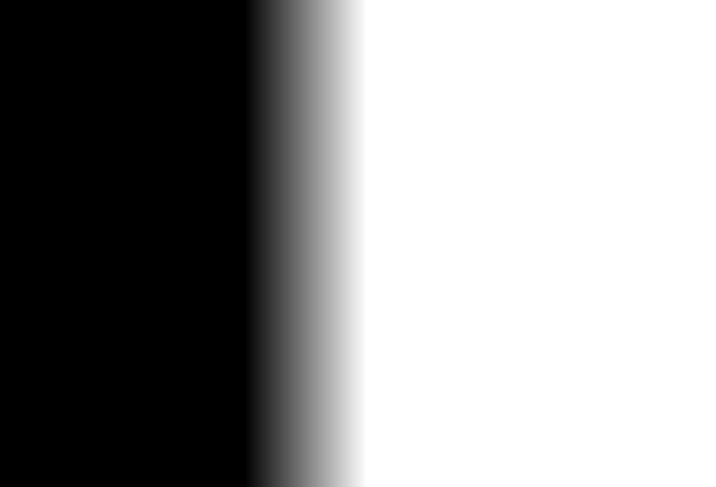
This is social-network/login.ui in mmohammadi83/social-network as Qt 5 draws it before an edit. The edited form follows.
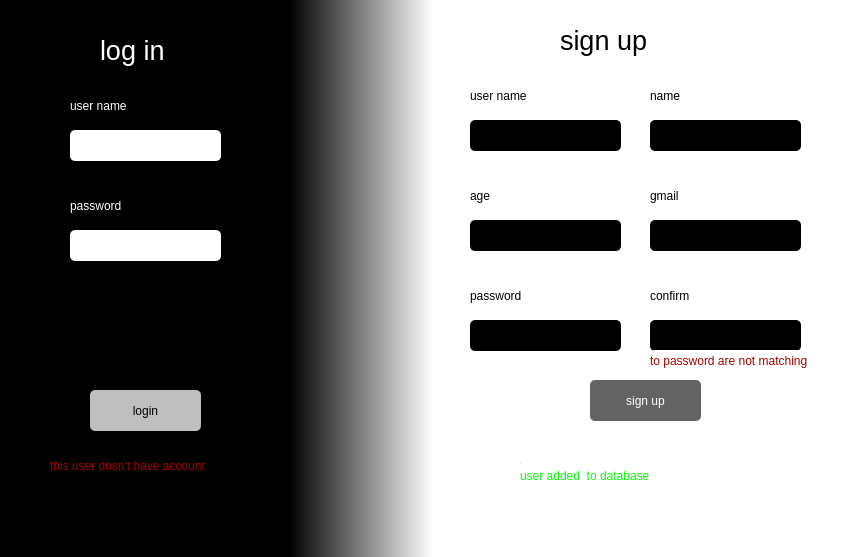
This is the edited form.

Patch:
```diff
--- a/social-network/login.ui
+++ b/social-network/login.ui
@@ -2,22 +2,454 @@
 <ui version="4.0">
  <class>login</class>
  <widget class="QDialog" name="login">
+  <property name="enabled">
+   <bool>true</bool>
+  </property>
   <property name="geometry">
    <rect>
     <x>0</x>
     <y>0</y>
-    <width>716</width>
-    <height>487</height>
+    <width>845</width>
+    <height>557</height>
    </rect>
   </property>
+  <property name="minimumSize">
+   <size>
+    <width>763</width>
+    <height>489</height>
+   </size>
+  </property>
+  <property name="maximumSize">
+   <size>
+    <width>16777215</width>
+    <height>16777215</height>
+   </size>
+  </property>
   <property name="windowTitle">
    <string>Dialog</string>
   </property>
   <property name="styleSheet">
    <string notr="true">
 background-color: qlineargradient(spread:pad, x1:0, y1:0, x2:1, y2:0, stop:0.340909 rgba(0, 0, 0, 255), stop:0.511364 rgba(255, 255, 255, 255));
+border-radius: 5px;
+font: 10pt &quot;Mongolian Baiti&quot;;
+color:rgb(255,255,255);
+
+
 </string>
   </property>
+  <widget class="QLabel" name="label">
+   <property name="geometry">
+    <rect>
+     <x>470</x>
+     <y>80</y>
+     <width>151</width>
+     <height>31</height>
+    </rect>
+   </property>
+   <property name="styleSheet">
+    <string notr="true">background-color: rgb(255, 255, 255);
+font: 12pt &quot;Mongolian Baiti&quot;;
+color:rgb(0, 0, 0)
+</string>
+   </property>
+   <property name="text">
+    <string>user name</string>
+   </property>
+  </widget>
+  <widget class="QLabel" name="label_2">
+   <property name="geometry">
+    <rect>
+     <x>650</x>
+     <y>80</y>
+     <width>151</width>
+     <height>31</height>
+    </rect>
+   </property>
+   <property name="styleSheet">
+    <string notr="true">background-color: rgb(255, 255, 255);
+font: 12pt &quot;Mongolian Baiti&quot;;
+color:rgb(0, 0, 0)
+</string>
+   </property>
+   <property name="text">
+    <string>name</string>
+   </property>
+  </widget>
+  <widget class="QLineEdit" name="name">
+   <property name="geometry">
+    <rect>
+     <x>650</x>
+     <y>120</y>
+     <width>151</width>
+     <height>31</height>
+    </rect>
+   </property>
+   <property name="styleSheet">
+    <string notr="true">background-color: rgb(0, 0, 0);
+color: rgb(255, 255, 255);
+</string>
+   </property>
+  </widget>
+  <widget class="QLineEdit" name="userName">
+   <property name="geometry">
+    <rect>
+     <x>470</x>
+     <y>120</y>
+     <width>151</width>
+     <height>31</height>
+    </rect>
+   </property>
+   <property name="styleSheet">
+    <string notr="true">background-color: rgb(0, 0, 0);
+color: rgb(255, 255, 255);
+</string>
+   </property>
+  </widget>
+  <widget class="QLineEdit" name="age">
+   <property name="geometry">
+    <rect>
+     <x>470</x>
+     <y>220</y>
+     <width>151</width>
+     <height>31</height>
+    </rect>
+   </property>
+   <property name="styleSheet">
+    <string notr="true">background-color: rgb(0, 0, 0);
+color: rgb(255, 255, 255);
+</string>
+   </property>
+  </widget>
+  <widget class="QLabel" name="label_3">
+   <property name="geometry">
+    <rect>
+     <x>650</x>
+     <y>180</y>
+     <width>151</width>
+     <height>31</height>
+    </rect>
+   </property>
+   <property name="styleSheet">
+    <string notr="true">color:rgb(0, 0, 0);background-color: rgb(255, 255, 255);
+font: 12pt &quot;Mongolian Baiti&quot;;
+</string>
+   </property>
+   <property name="text">
+    <string>gmail</string>
+   </property>
+  </widget>
+  <widget class="QLineEdit" name="gmail">
+   <property name="geometry">
+    <rect>
+     <x>650</x>
+     <y>220</y>
+     <width>151</width>
+     <height>31</height>
+    </rect>
+   </property>
+   <property name="styleSheet">
+    <string notr="true">background-color: rgb(0, 0, 0);
+color: rgb(255, 255, 255);
+</string>
+   </property>
+  </widget>
+  <widget class="QLabel" name="label_4">
+   <property name="geometry">
+    <rect>
+     <x>470</x>
+     <y>180</y>
+     <width>151</width>
+     <height>31</height>
+    </rect>
+   </property>
+   <property name="styleSheet">
+    <string notr="true">color:rgb(0, 0, 0);background-color: rgb(255, 255, 255);
+font: 12pt &quot;Mongolian Baiti&quot;;
+</string>
+   </property>
+   <property name="text">
+    <string>age</string>
+   </property>
+  </widget>
+  <widget class="QLabel" name="label_5">
+   <property name="geometry">
+    <rect>
+     <x>470</x>
+     <y>280</y>
+     <width>151</width>
+     <height>31</height>
+    </rect>
+   </property>
+   <property name="styleSheet">
+    <string notr="true">color:rgb(0, 0, 0);background-color: rgb(255, 255, 255);
+font: 12pt &quot;Mongolian Baiti&quot;;
+</string>
+   </property>
+   <property name="text">
+    <string>password</string>
+   </property>
+  </widget>
+  <widget class="QLineEdit" name="password">
+   <property name="geometry">
+    <rect>
+     <x>470</x>
+     <y>320</y>
+     <width>151</width>
+     <height>31</height>
+    </rect>
+   </property>
+   <property name="styleSheet">
+    <string notr="true">background-color: rgb(0, 0, 0);
+color: rgb(255, 255, 255);
+</string>
+   </property>
+  </widget>
+  <widget class="QLabel" name="label_6">
+   <property name="geometry">
+    <rect>
+     <x>650</x>
+     <y>280</y>
+     <width>151</width>
+     <height>31</height>
+    </rect>
+   </property>
+   <property name="styleSheet">
+    <string notr="true">color:rgb(0, 0, 0);background-color: rgb(255, 255, 255);
+font: 12pt &quot;Mongolian Baiti&quot;;
+</string>
+   </property>
+   <property name="text">
+    <string>confirm</string>
+   </property>
+  </widget>
+  <widget class="QLineEdit" name="confirmPass">
+   <property name="geometry">
+    <rect>
+     <x>650</x>
+     <y>320</y>
+     <width>151</width>
+     <height>31</height>
+    </rect>
+   </property>
+   <property name="styleSheet">
+    <string notr="true">background-color: rgb(0, 0, 0);
+color: rgb(255, 255, 255);
+</string>
+   </property>
+  </widget>
+  <widget class="QLabel" name="label_7">
+   <property name="geometry">
+    <rect>
+     <x>560</x>
+     <y>10</y>
+     <width>141</width>
+     <height>61</height>
+    </rect>
+   </property>
+   <property name="styleSheet">
+    <string notr="true">background-color: rgb(255, 255, 255);
+font-size: 20pt;
+color:rgb(0, 0, 0)</string>
+   </property>
+   <property name="text">
+    <string>sign up</string>
+   </property>
+  </widget>
+  <widget class="QPushButton" name="signupB">
+   <property name="geometry">
+    <rect>
+     <x>590</x>
+     <y>380</y>
+     <width>111</width>
+     <height>41</height>
+    </rect>
+   </property>
+   <property name="styleSheet">
+    <string notr="true">background-color: rgb(99, 99, 99);
+color:rgb(255, 255, 255);
+</string>
+   </property>
+   <property name="text">
+    <string>sign up</string>
+   </property>
+  </widget>
+  <widget class="QLineEdit" name="unameLog">
+   <property name="geometry">
+    <rect>
+     <x>70</x>
+     <y>130</y>
+     <width>151</width>
+     <height>31</height>
+    </rect>
+   </property>
+   <property name="styleSheet">
+    <string notr="true">background-color: rgb(255, 255, 255);
+color: rgb(0,0,0);
+</string>
+   </property>
+  </widget>
+  <widget class="QLabel" name="label_8">
+   <property name="geometry">
+    <rect>
+     <x>70</x>
+     <y>90</y>
+     <width>151</width>
+     <height>31</height>
+    </rect>
+   </property>
+   <property name="styleSheet">
+    <string notr="true">background-color: rgb(0,0,0);
+font: 12pt &quot;Mongolian Baiti&quot;;
+color: rgb(255,255,255);
+</string>
+   </property>
+   <property name="text">
+    <string>user name</string>
+   </property>
+  </widget>
+  <widget class="QLabel" name="label_9">
+   <property name="geometry">
+    <rect>
+     <x>70</x>
+     <y>190</y>
+     <width>151</width>
+     <height>31</height>
+    </rect>
+   </property>
+   <property name="styleSheet">
+    <string notr="true">background-color: rgb(0,0,0);
+font: 12pt &quot;Mongolian Baiti&quot;;
+color: rgb(255,255,255);
+</string>
+   </property>
+   <property name="text">
+    <string>password</string>
+   </property>
+  </widget>
+  <widget class="QLineEdit" name="passLog">
+   <property name="geometry">
+    <rect>
+     <x>70</x>
+     <y>230</y>
+     <width>151</width>
+     <height>31</height>
+    </rect>
+   </property>
+   <property name="styleSheet">
+    <string notr="true">background-color: rgb(255, 255, 255);
+color: rgb(0,0,0);
+</string>
+   </property>
+  </widget>
+  <widget class="QPushButton" name="loginB">
+   <property name="geometry">
+    <rect>
+     <x>90</x>
+     <y>390</y>
+     <width>111</width>
+     <height>41</height>
+    </rect>
+   </property>
+   <property name="styleSheet">
+    <string notr="true">background-color: rgb(191, 191, 191);
+color:rgb(0, 0, 0)
+</string>
+   </property>
+   <property name="text">
+    <string>login</string>
+   </property>
+  </widget>
+  <widget class="QLabel" name="label_10">
+   <property name="geometry">
+    <rect>
+     <x>100</x>
+     <y>20</y>
+     <width>131</width>
+     <height>61</height>
+    </rect>
+   </property>
+   <property name="styleSheet">
+    <string notr="true">background-color: rgb(0,0,0);
+font-size: 20pt;
+color: rgb(255, 255, 255)</string>
+   </property>
+   <property name="text">
+    <string>log in</string>
+   </property>
+  </widget>
+  <widget class="QLabel" name="errorSignUp">
+   <property name="geometry">
+    <rect>
+     <x>520</x>
+     <y>450</y>
+     <width>231</width>
+     <height>31</height>
+    </rect>
+   </property>
+   <property name="styleSheet">
+    <string notr="true">background-color: rgb(255, 255, 255);
+font: 10pt &quot;Arial Narrow&quot;;
+color: rgb(170, 0, 0)</string>
+   </property>
+   <property name="text">
+    <string>this user already has sign up</string>
+   </property>
+  </widget>
+  <widget class="QLabel" name="errorLogIn">
+   <property name="geometry">
+    <rect>
+     <x>50</x>
+     <y>450</y>
+     <width>241</width>
+     <height>31</height>
+    </rect>
+   </property>
+   <property name="styleSheet">
+    <string notr="true">background-color: rgb(0,0,0);
+font: 10pt &quot;Arial Narrow&quot;;
+color: rgb(170, 0, 0)</string>
+   </property>
+   <property name="text">
+    <string>this user dosn't have account</string>
+   </property>
+  </widget>
+  <widget class="QLabel" name="errorconfirm">
+   <property name="geometry">
+    <rect>
+     <x>650</x>
+     <y>350</y>
+     <width>161</width>
+     <height>21</height>
+    </rect>
+   </property>
+   <property name="styleSheet">
+    <string notr="true">background-color: rgb(255, 255, 255);
+font: 10pt &quot;Arial Narrow&quot;;
+color: rgb(170, 0, 0)</string>
+   </property>
+   <property name="text">
+    <string>to password are not matching</string>
+   </property>
+  </widget>
+  <widget class="QLabel" name="doneSignUp">
+   <property name="geometry">
+    <rect>
+     <x>520</x>
+     <y>460</y>
+     <width>231</width>
+     <height>31</height>
+    </rect>
+   </property>
+   <property name="styleSheet">
+    <string notr="true">background-color: rgb(255, 255, 255);
+font: 10pt &quot;Arial Narrow&quot;;
+color: rgb(0, 255, 0)</string>
+   </property>
+   <property name="text">
+    <string>user added  to database</string>
+   </property>
+  </widget>
  </widget>
  <resources/>
  <connections/>
```
